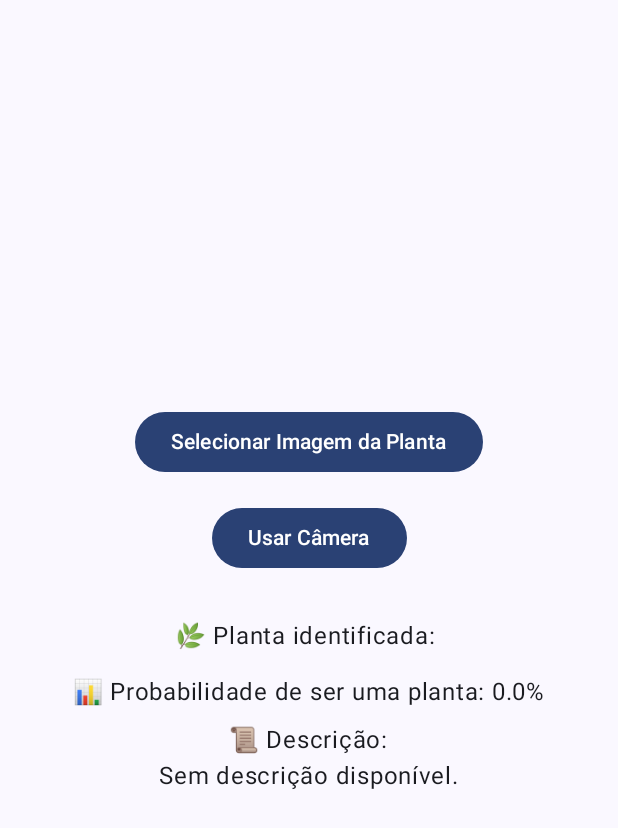
After one commit to AnaJulia22/PlantCare, an Android app built with Jetpack Compose: the composable PlantIdentifierScreen shown on its own in the app's theme, on a phone screen of 412 x 824 dp. The commit adds this screen. Shown: the top 828 px of the screen. Run offline under Robolectric (Android 15) with nearby library versions, the phone set to English and light mode, and no system bars; pictures from the network do not load; 2 statements that could not run were skipped.

Commit message:
feat: add plant.id api

```diff
--- a/app/src/main/AndroidManifest.xml
+++ b/app/src/main/AndroidManifest.xml
@@ -2,6 +2,11 @@
 <manifest xmlns:android="http://schemas.android.com/apk/res/android"
     xmlns:tools="http://schemas.android.com/tools">
     <uses-permission android:name="android.permission.POST_NOTIFICATIONS" />
+    <uses-permission android:name="android.permission.INTERNET" />
+    <uses-permission android:name="android.permission.CAMERA"/>
+    <uses-feature android:name="android.hardware.camera" android:required="false" />
+    <uses-permission android:name="android.permission.WRITE_EXTERNAL_STORAGE"/>
+    <uses-permission android:name="android.permission.READ_EXTERNAL_STORAGE"/>
     <application
         android:name=".PlantCareApplication"
         android:allowBackup="true"
--- a/app/src/main/java/com/example/plantcare/di/koinModule.kt
+++ b/app/src/main/java/com/example/plantcare/di/koinModule.kt
@@ -6,6 +6,7 @@ import com.example.plantcare.ui.viewmodels.PlantFormViewModel
 import com.example.plantcare.ui.viewmodels.SignUpViewModel
 import com.example.plantcare.ui.viewmodels.SignInViewModel
 import com.example.plantcare.ui.viewmodels.PlantCareViewModel
+import com.example.plantcare.ui.viewmodels.PlantIdentifierViewModel
 import com.example.plantcare.Repository.PlantRepository
 import com.example.plantcare.Repository.UserRepository
 import com.example.plantcare.Authentication.FirebaseAuthRepository
@@ -23,6 +24,7 @@ val appModule = module {
     viewModelOf(::SignUpViewModel)
     viewModelOf(::SignInViewModel)
     viewModelOf(::PlantCareViewModel)
+    viewModelOf(::PlantIdentifierViewModel)
 }
 
 val storageModule = module {
--- /dev/null
+++ b/app/src/main/java/com/example/plantcare/ui/screens/PlantIdentifierScreen.kt
@@ -0,0 +1,155 @@
+package com.example.plantcare.ui.screens
+
+import android.net.Uri
+import androidx.activity.compose.rememberLauncherForActivityResult
+import androidx.activity.result.contract.ActivityResultContracts
+import androidx.compose.foundation.layout.Arrangement
+import androidx.compose.foundation.layout.Column
+import androidx.compose.foundation.layout.Spacer
+import androidx.compose.foundation.layout.fillMaxSize
+import androidx.compose.foundation.layout.height
+import androidx.compose.foundation.layout.padding
+import androidx.compose.foundation.layout.size
+import androidx.compose.foundation.rememberScrollState
+import androidx.compose.foundation.shape.RoundedCornerShape
+import androidx.compose.foundation.verticalScroll
+import androidx.compose.material3.Button
+import androidx.compose.material3.CircularProgressIndicator
+import androidx.compose.material3.MaterialTheme
+import androidx.compose.material3.Text
+import androidx.compose.runtime.Composable
+import androidx.compose.ui.Alignment
+import androidx.compose.ui.Modifier
+import androidx.compose.ui.draw.clip
+import androidx.compose.ui.platform.LocalContext
+import androidx.compose.ui.platform.LocalUriHandler
+import androidx.compose.ui.tooling.preview.Preview
+import androidx.compose.ui.unit.dp
+import coil.compose.AsyncImage
+import com.example.plantcare.ui.states.PlantIdentifierUiState
+
+@Composable
+fun PlantIdentifierScreen(
+    uiState: PlantIdentifierUiState,
+    onImageSelected: (Uri, context: android.content.Context) -> Unit,
+    onOpenCamera: () -> Unit
+) {
+    val context = LocalContext.current
+    val scrollState = rememberScrollState()
+
+    val launcher = rememberLauncherForActivityResult(
+        contract = ActivityResultContracts.GetContent()
+    ) { uri ->
+        uri?.let { onImageSelected(it, context) }
+    }
+
+    Column(
+        modifier = Modifier
+            .fillMaxSize()
+            .padding(24.dp)
+            .verticalScroll(scrollState),
+        verticalArrangement = Arrangement.Center,
+        horizontalAlignment = Alignment.CenterHorizontally
+    ) {
+
+        Button(onClick = { launcher.launch("image/*") }) {
+            Text("Selecionar Imagem da Planta")
+        }
+
+        Spacer(modifier = Modifier.height(16.dp))
+
+        // Botão para capturar imagem com a câmera
+        Button(onClick = onOpenCamera) {
+            Text("Usar Câmera")
+        }
+
+        Spacer(modifier = Modifier.height(24.dp))
+
+        if (uiState.isLoading) {
+            CircularProgressIndicator()
+        } else if (uiState.errorMessage != null) {
+            Text("Erro: ${uiState.errorMessage}")
+        } else {
+            if (uiState.plantImage.isNotBlank()) {
+                AsyncImage(
+                    model = uiState.plantImage,
+                    contentDescription = "Imagem semelhante",
+                    modifier = Modifier
+                        .size(120.dp)
+                        .clip(RoundedCornerShape(8.dp))
+                )
+            }
+
+            Spacer(modifier = Modifier.height(8.dp))
+
+            Text(
+                text = "🌿 Planta identificada: ${uiState.plantName}",
+                style = MaterialTheme.typography.bodyLarge
+            )
+
+            Spacer(modifier = Modifier.height(8.dp))
+
+            val uriHandler = LocalUriHandler.current
+
+            if (uiState.plantUrl.isNotBlank()) {
+                Spacer(modifier = Modifier.height(8.dp))
+
+                Button(onClick = { uriHandler.openUri(uiState.plantUrl) }) {
+                    Text("🌐 Ver mais sobre a planta")
+                }
+            }
+
+            Spacer(modifier = Modifier.height(8.dp))
+
+            Text(text = "📊 Probabilidade de ser uma planta: ${uiState.probability}%")
+
+            Spacer(modifier = Modifier.height(8.dp))
+
+            Text(text = "📜 Descrição:")
+            Text(text = uiState.description.ifBlank { "Sem descrição disponível." })
+
+            Spacer(modifier = Modifier.height(8.dp))
+
+            if (uiState.commonNames.isNotEmpty()) {
+                Text(text = "📚 Nomes populares:")
+                uiState.commonNames.forEach { name ->
+                    Text(text = "• $name")
+                }
+            }
+
+            Spacer(modifier = Modifier.height(8.dp))
+
+            if (uiState.bestWatering.isNotBlank()) {
+                Text(text = "💦 Melhor momento para regar:")
+                Text(text = uiState.bestWatering)
+            }
+
+            Spacer(modifier = Modifier.height(8.dp))
+
+            if (uiState.toxicity.isNotBlank()) {
+                Text(text = "☠️ Toxicidade:")
+                Text(text = uiState.toxicity)
+            }
+        }
+    }
+}
+
+@Preview(showBackground = true)
+@Composable
+fun PlantIdentifierScreenPreview() {
+    PlantIdentifierScreen(
+        uiState = PlantIdentifierUiState(
+            isLoading = false,
+            plantName = "Roseira",
+            plantImage = "",
+            description = "A roseira é uma planta ornamental muito comum.",
+            commonNames = listOf("Rosa", "Flor de Maio"),
+            plantUrl = "https://example.com/roseira.jpg",
+            bestWatering = "Pela manhã ou no final da tarde",
+            probability = 90.0,
+            toxicity = "Tóxica para animais domésticos"
+        ),
+        onImageSelected = { _, _ -> },
+        onOpenCamera = { /* Preview: ação simulada */ }
+    )
+}
--- /dev/null
+++ b/app/src/main/java/com/example/plantcare/ui/states/PlantIdentifierUiState.kt
@@ -0,0 +1,17 @@
+package com.example.plantcare.ui.states
+
+import com.example.plantcare.data.remote.dto.Suggestion
+
+data class PlantIdentifierUiState(
+    val plantName: String = "",
+    val plantImage: String = "",
+    val probability: Double = 0.0,
+    val isLoading: Boolean = false,
+    val description: String = "",
+    val commonNames: List<String> = emptyList(),
+    val toxicity: String = "",
+    val plantUrl: String = "",
+    val bestWatering: String = "",
+    val suggestions: List<Suggestion> = emptyList(), // se quiser exibir todos
+    val errorMessage: String? = null
+)
```
Also changed, not shown: app/build.gradle.kts (+12 -0 lines), app/src/main/java/com/example/plantcare/MainActivity.kt (+8 -0 lines), app/src/main/java/com/example/plantcare/api/PlantIdService.kt (added, +38 -0 lines), app/src/main/java/com/example/plantcare/data/remote/dto/PlantRequest.kt (added, +7 -0 lines), app/src/main/java/com/example/plantcare/data/remote/dto/PlantResponse.kt (added, +47 -0 lines), app/src/main/java/com/example/plantcare/data/remote/dto/Suggestion.kt (added, +32 -0 lines), app/src/main/java/com/example/plantcare/ui/Navigation/CameraCaptureNavigation.kt (added, +25 -0 lines), app/src/main/java/com/example/plantcare/ui/Navigation/HomeGraphNavigation.kt (+11 -1 lines), app/src/main/java/com/example/plantcare/ui/Navigation/PlantIdentifierNavigation.kt (added, +32 -0 lines), app/src/main/java/com/example/plantcare/ui/screens/CameraCaptureScreen.kt (added, +117 -0 lines), app/src/main/java/com/example/plantcare/ui/screens/PlantCareScreen.kt (+4 -3 lines), app/src/main/java/com/example/plantcare/ui/viewmodels/PlantIdentifierViewModel.kt (added, +79 -0 lines).
